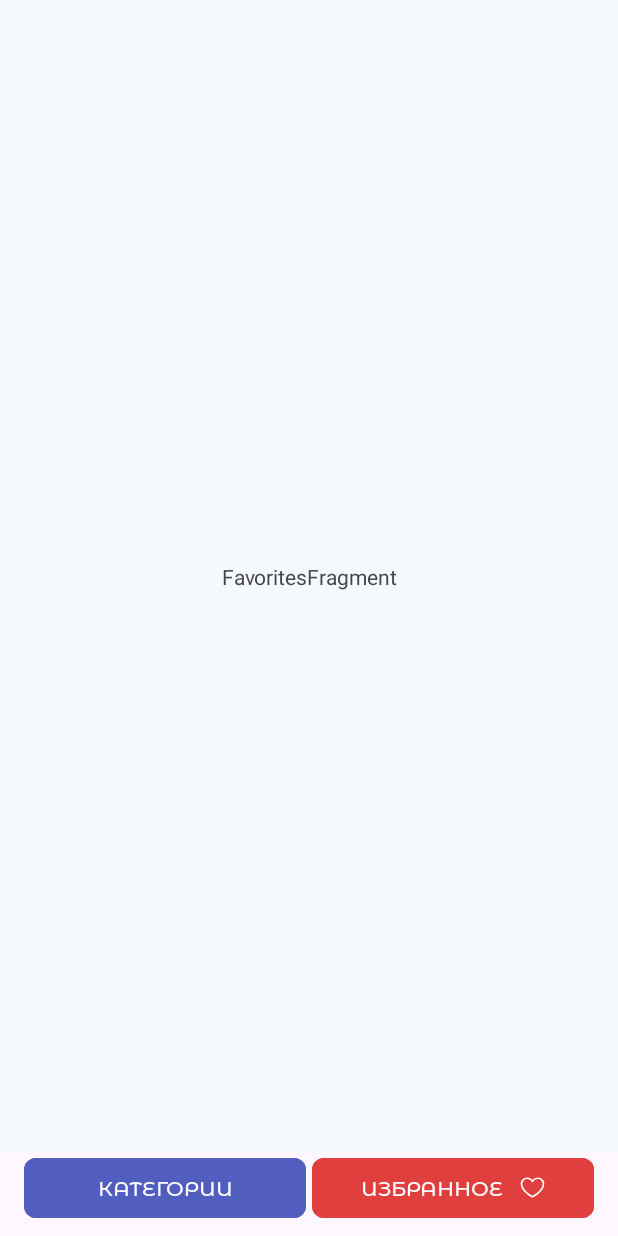
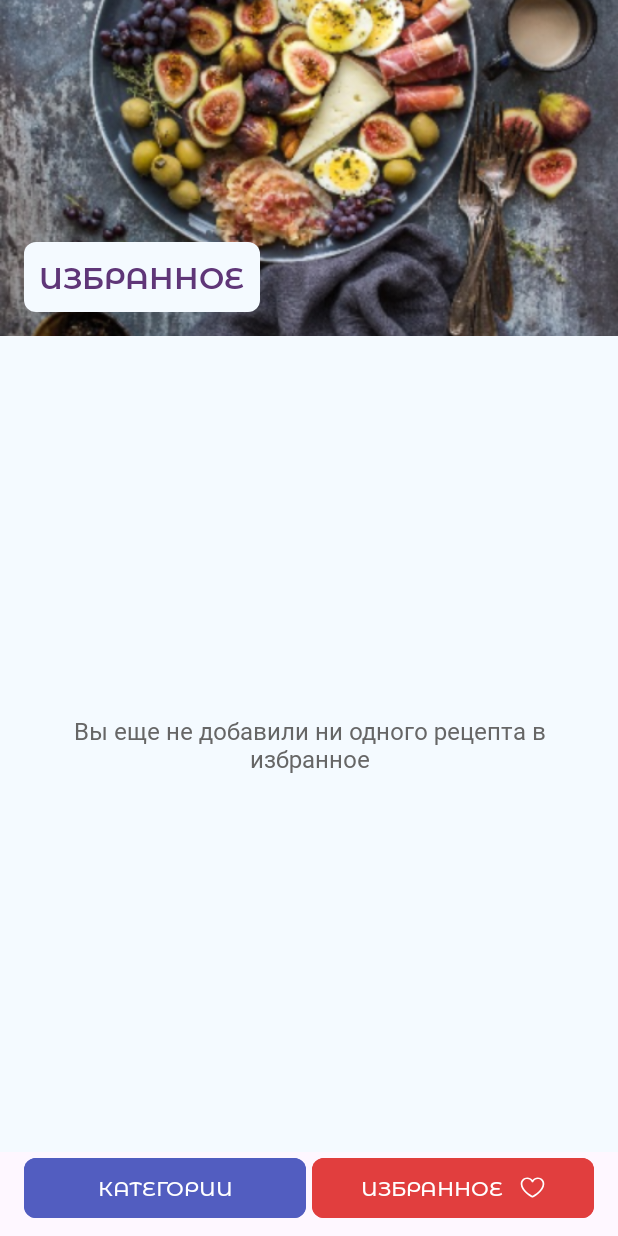
Before and after one commit to M-Vadim-dev/MyApp, an Android app: the screen it shows after launch (MainActivity), after a tap on "ИЗБРАННОЕ", on a phone screen of 412 x 824 dp. Run offline under Robolectric (Android 15) with nearby library versions, the phone set to English and light mode, and no system bars.

Commit message:
RA-18-implement-favorites-screen

```diff
--- a/app/src/main/java/com/example/myapp/FavoritesFragment.kt
+++ b/app/src/main/java/com/example/myapp/FavoritesFragment.kt
@@ -1,10 +1,18 @@
 package com.example.myapp
 
+import android.content.Context
 import android.os.Bundle
+import android.util.Log
 import android.view.LayoutInflater
 import android.view.View
 import android.view.ViewGroup
+import androidx.core.os.bundleOf
 import androidx.fragment.app.Fragment
+import androidx.fragment.app.commit
+import androidx.fragment.app.replace
+import com.example.myapp.RecipeFragment.Companion.KEY_FAVORITE_RECIPES
+import com.example.myapp.RecipeFragment.Companion.PREFS_NAME
+import com.example.myapp.RecipesListFragment.Companion.ARG_RECIPE
 import com.example.myapp.databinding.FragmentFavoritesBinding
 
 class FavoritesFragment : Fragment() {
@@ -13,6 +21,10 @@ class FavoritesFragment : Fragment() {
     private val binding
         get() = _binding
             ?: throw IllegalStateException("Binding for FragmentFavoritesBinding must not be null")
+
+    private val sharedPrefs by lazy {
+        activity?.getSharedPreferences(PREFS_NAME, Context.MODE_PRIVATE)
+    }
 
     override fun onCreateView(
         inflater: LayoutInflater,
@@ -23,8 +35,53 @@ class FavoritesFragment : Fragment() {
         return binding.root
     }
 
+    override fun onViewCreated(view: View, savedInstanceState: Bundle?) {
+        super.onViewCreated(view, savedInstanceState)
+
+        initRecycler()
+    }
+
+    private fun initRecycler() {
+        val favoriteIds = getFavorites()
+        val recipes = STUB.getRecipesByIds(favoriteIds)
+        val adapter = RecipesListAdapter(recipes)
+        binding.rvFavorites.adapter = adapter
+
+        if (recipes.isEmpty()) {
+            binding.tvFavorites.visibility = View.VISIBLE
+            binding.rvFavorites.visibility = View.GONE
+        } else {
+            binding.tvFavorites.visibility = View.GONE
+            binding.rvFavorites.visibility = View.VISIBLE
+        }
+
+        adapter.setOnItemClickListener(object : RecipesListAdapter.OnItemClickListener {
+            override fun onItemClick(recipeId: Int) {
+                openRecipeByRecipeId(recipeId)
+            }
+        })
+    }
+
+    private fun openRecipeByRecipeId(recipeId: Int) {
+        val recipe = STUB.getRecipeById(recipeId)
+        if (recipe != null) {
+            val bundle = bundleOf(ARG_RECIPE to recipe)
+            parentFragmentManager.commit {
+                setReorderingAllowed(true)
+                replace<RecipeFragment>(R.id.mainContainer, args = bundle)
+                addToBackStack(null)
+            }
+        } else Log.e("RecipesListFragment", "Recipe not found for ID: $recipeId")
+    }
+
+    private fun getFavorites(): Set<Int> {
+        val favoriteSet: Set<String>? = sharedPrefs?.getStringSet(KEY_FAVORITE_RECIPES, null)
+        return favoriteSet?.mapNotNull { it.toIntOrNull() }?.toSet() ?: emptySet()
+    }
+
     override fun onDestroyView() {
         super.onDestroyView()
         _binding = null
     }
+
 }
--- a/app/src/main/java/com/example/myapp/RecipeFragment.kt
+++ b/app/src/main/java/com/example/myapp/RecipeFragment.kt
@@ -166,6 +166,7 @@ class RecipeFragment : Fragment() {
         }
 
         saveFavorites(favoriteSet)
+        isFavorite = !isFavorite
         updateFavouriteButton(title)
     }
 
@@ -175,7 +176,7 @@ class RecipeFragment : Fragment() {
     }
 
     companion object {
-        private const val PREFS_NAME = "app_preferences"
-        private const val KEY_FAVORITE_RECIPES = "favorite_recipes"
+        const val PREFS_NAME = "app_preferences"
+        const val KEY_FAVORITE_RECIPES = "favorite_recipes"
     }
 }
--- a/app/src/main/java/com/example/myapp/recipes.kt
+++ b/app/src/main/java/com/example/myapp/recipes.kt
@@ -239,4 +239,8 @@ object STUB {
     }
 
     fun getRecipeById(id: Int): Recipe? = burgerRecipes.find { it.id == id }
+
+    fun getRecipesByIds(ids: Set<Int>): List<Recipe> {
+        return burgerRecipes.filter { recipe -> ids.contains(recipe.id) }
+    }
 }
--- a/app/src/main/res/layout/fragment_favorites.xml
+++ b/app/src/main/res/layout/fragment_favorites.xml
@@ -1,18 +1,60 @@
 <?xml version="1.0" encoding="utf-8"?>
 <androidx.constraintlayout.widget.ConstraintLayout xmlns:android="http://schemas.android.com/apk/res/android"
     xmlns:app="http://schemas.android.com/apk/res-auto"
+    xmlns:tools="http://schemas.android.com/tools"
     android:layout_width="match_parent"
     android:layout_height="match_parent"
     android:background="@color/light_color">
 
-    <TextView
-        android:id="@+id/tvFavorites"
-        android:layout_width="wrap_content"
-        android:layout_height="wrap_content"
-        android:text="FavoritesFragment"
-        app:layout_constraintBottom_toBottomOf="parent"
+    <ImageView
+        android:id="@+id/ivHeaderFavorites"
+        android:layout_width="match_parent"
+        android:layout_height="@dimen/category_image_224"
+        android:contentDescription="@string/button_favourites"
+        android:scaleType="centerCrop"
+        android:src="@drawable/bcg_favorites"
         app:layout_constraintEnd_toEndOf="parent"
         app:layout_constraintStart_toStartOf="parent"
         app:layout_constraintTop_toTopOf="parent" />
 
+    <TextView
+        android:id="@+id/tvLabelFavorites"
+        style="@style/StyleLabel"
+        android:layout_width="wrap_content"
+        android:layout_height="wrap_content"
+        android:layout_marginStart="@dimen/main_space_16"
+        android:layout_marginBottom="@dimen/main_space_16"
+        android:text="@string/button_favourites"
+        app:layout_constraintBottom_toBottomOf="@+id/ivHeaderFavorites"
+        app:layout_constraintStart_toStartOf="parent" />
+
+    <androidx.recyclerview.widget.RecyclerView
+        android:id="@+id/rvFavorites"
+        android:layout_width="match_parent"
+        android:layout_height="@dimen/main_space_0"
+        android:layout_margin="@dimen/main_space_half_8"
+        app:layoutManager="androidx.recyclerview.widget.GridLayoutManager"
+        app:layout_constraintBottom_toBottomOf="parent"
+        app:layout_constraintEnd_toEndOf="parent"
+        app:layout_constraintStart_toEndOf="@+id/ivHeaderFavorites"
+        app:layout_constraintTop_toBottomOf="@+id/ivHeaderFavorites"
+        app:spanCount="1"
+        tools:itemCount="4"
+        tools:listitem="@layout/item_recipe" />
+
+    <TextView
+        android:id="@+id/tvFavorites"
+        style="@style/StyleTitle16"
+        android:layout_width="match_parent"
+        android:layout_height="wrap_content"
+        android:layout_margin="@dimen/main_space_16"
+        android:contentDescription="@string/text_favorites"
+        android:text="@string/text_favorites"
+        android:textAlignment="center"
+        android:visibility="gone"
+        app:layout_constraintBottom_toBottomOf="parent"
+        app:layout_constraintEnd_toEndOf="parent"
+        app:layout_constraintStart_toStartOf="parent"
+        app:layout_constraintTop_toBottomOf="@+id/ivHeaderFavorites" />
+
 </androidx.constraintlayout.widget.ConstraintLayout>
--- a/app/src/main/res/layout/fragment_recipe.xml
+++ b/app/src/main/res/layout/fragment_recipe.xml
@@ -64,7 +64,7 @@
 
         <TextView
             android:id="@+id/tvSeekBarServings"
-            style="@style/StyleTitle16"
+            style="@style/StyleTitle16Semibold"
             android:layout_width="wrap_content"
             android:layout_height="wrap_content"
             android:layout_marginHorizontal="@dimen/main_space_16"
--- a/app/src/main/res/values/strings.xml
+++ b/app/src/main/res/values/strings.xml
@@ -10,4 +10,5 @@
     <string name="text_ingredients">Ингредиенты</string>
     <string name="text_cooking_method">Способ приготовления</string>
     <string name="text_servings_seekbar">Порции: %1$s</string>
+    <string name="text_favorites">Вы еще не добавили ни одного рецепта в избранное</string>
 </resources>
--- a/app/src/main/res/values/styles.xml
+++ b/app/src/main/res/values/styles.xml
@@ -29,6 +29,12 @@
     </style>
 
     <style name="StyleTitle16" parent="TextAppearance.AppCompat">
+        <item name="android:fontFamily">@font/montserrat_regular</item>
+        <item name="android:textSize">@dimen/text_size_16</item>
+        <item name="android:textColor">@color/dark_gray</item>
+    </style>
+
+    <style name="StyleTitle16Semibold" parent="TextAppearance.AppCompat">
         <item name="android:fontFamily">@font/montserrat_semibold</item>
         <item name="android:textSize">@dimen/text_size_16</item>
         <item name="android:textColor">@color/dark_gray</item>
```
Also changed, not shown: app/src/main/res/drawable/bcg_favorites.png (renamed from app/src/main/assets/bcg_favorites.png), 1 other file.
